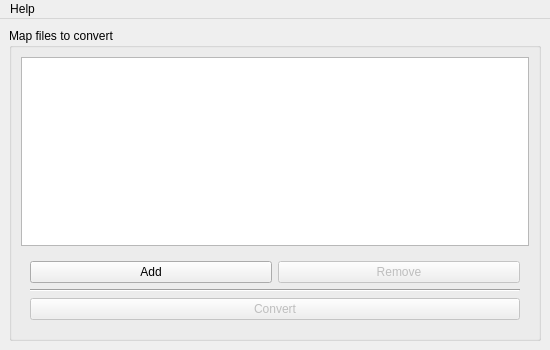
Before: the Qt Designer form src/gui/mainwindow.ui in sour-dani/q3tod3_map, drawn with Qt 5.
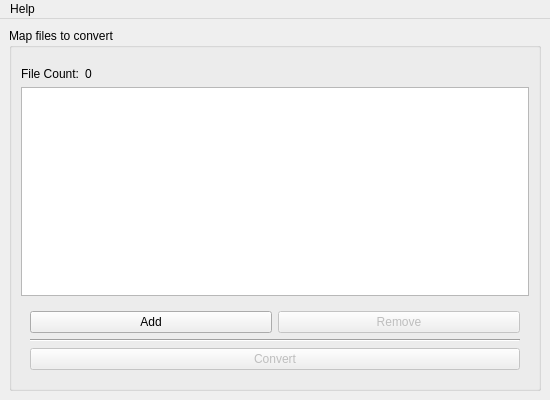
After: the same form once the commit is applied.

Commit message:
feat: progress bar for conversion + file count info
- While conversion is in progress the buttons are disabled
- Fixed a bug where `.map` and `.MAP` were considered separate formats

```diff
--- a/src/gui/mainwindow.ui
+++ b/src/gui/mainwindow.ui
@@ -7,7 +7,7 @@
     <x>0</x>
     <y>0</y>
     <width>550</width>
-    <height>350</height>
+    <height>400</height>
    </rect>
   </property>
   <property name="sizePolicy">
@@ -19,13 +19,13 @@
   <property name="minimumSize">
    <size>
     <width>550</width>
-    <height>350</height>
+    <height>400</height>
    </size>
   </property>
   <property name="maximumSize">
    <size>
     <width>550</width>
-    <height>350</height>
+    <height>400</height>
    </size>
   </property>
   <property name="baseSize">
@@ -38,13 +38,52 @@
    <string>q3tod3_map</string>
   </property>
   <widget class="QWidget" name="centralwidget">
-   <layout class="QVBoxLayout" name="verticalLayout_2">
-    <item>
+   <layout class="QGridLayout" name="gridLayout">
+    <item row="0" column="0">
      <widget class="QGroupBox" name="fileBox">
       <property name="title">
        <string>Map files to convert</string>
       </property>
       <layout class="QVBoxLayout" name="verticalLayout">
+       <item>
+        <layout class="QHBoxLayout" name="infoBox">
+         <property name="topMargin">
+          <number>10</number>
+         </property>
+         <item>
+          <widget class="QLabel" name="fileCountLabel">
+           <property name="sizePolicy">
+            <sizepolicy hsizetype="Fixed" vsizetype="Preferred">
+             <horstretch>0</horstretch>
+             <verstretch>0</verstretch>
+            </sizepolicy>
+           </property>
+           <property name="maximumSize">
+            <size>
+             <width>16777215</width>
+             <height>16777215</height>
+            </size>
+           </property>
+           <property name="baseSize">
+            <size>
+             <width>0</width>
+             <height>0</height>
+            </size>
+           </property>
+           <property name="text">
+            <string>&lt;html&gt;&lt;head/&gt;&lt;body&gt;&lt;p align=&quot;right&quot;&gt;File Count:&lt;/p&gt;&lt;/body&gt;&lt;/html&gt;</string>
+           </property>
+          </widget>
+         </item>
+         <item>
+          <widget class="QLabel" name="fileCountNumberLabel">
+           <property name="text">
+            <string>0</string>
+           </property>
+          </widget>
+         </item>
+        </layout>
+       </item>
        <item>
         <widget class="QListWidget" name="mapListWidget">
          <property name="selectionMode">
```
Left out of the diff: 2 changed lines with no effect on the pictures. The commit also changes 1 other file.
